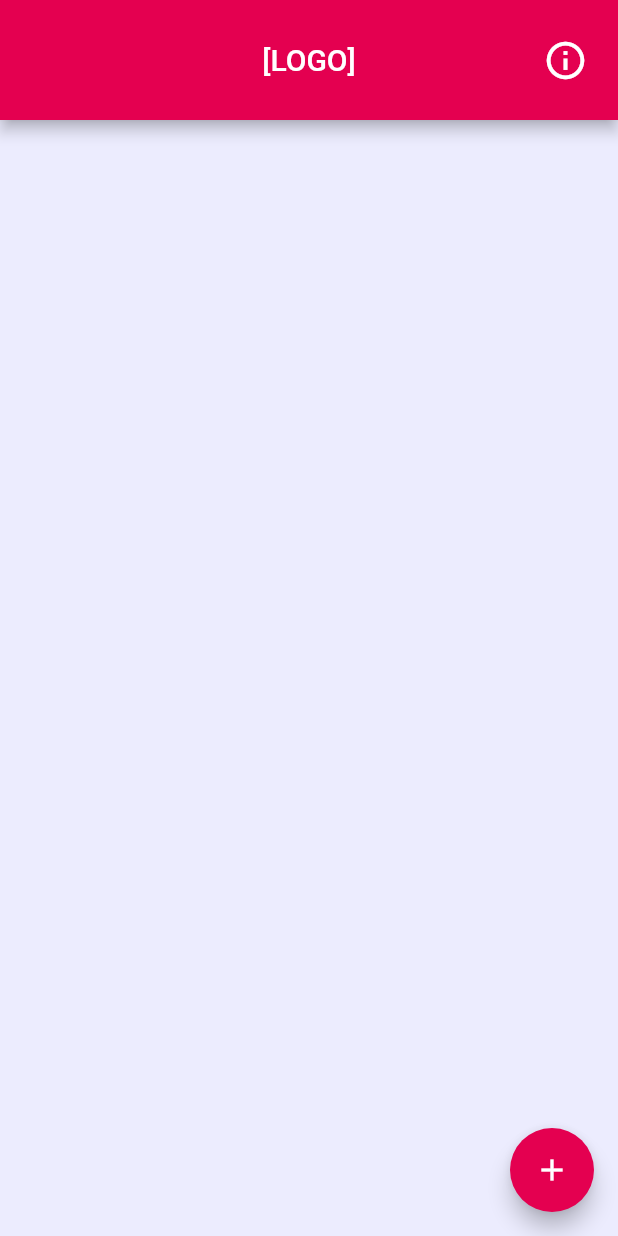
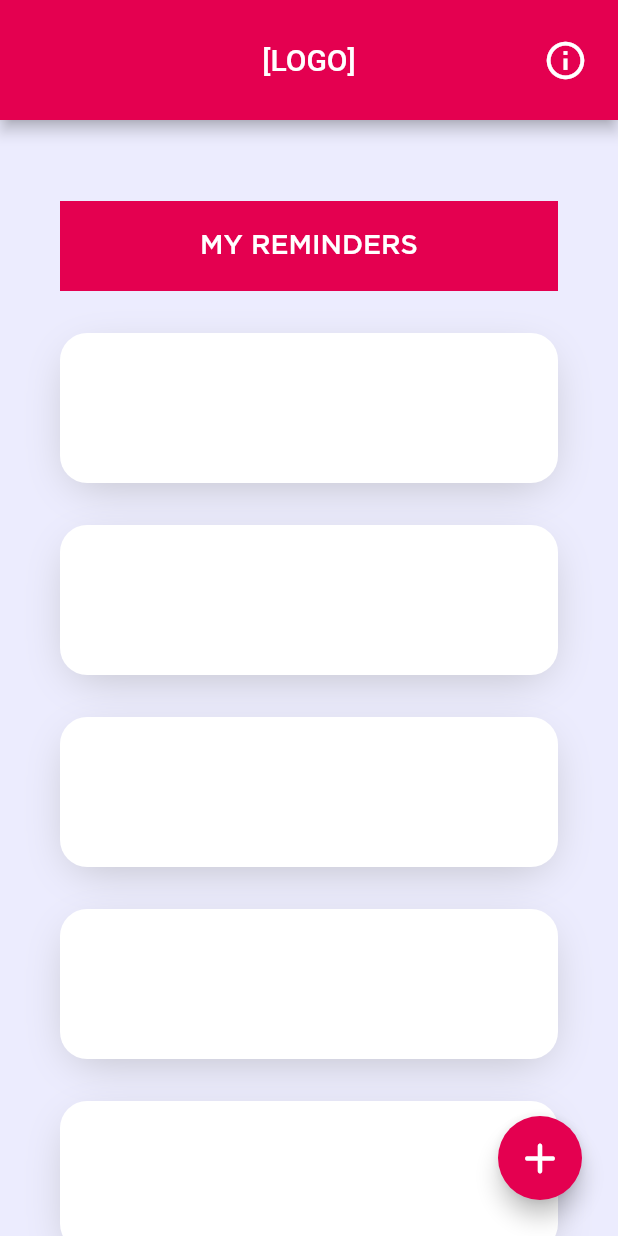
Before and after one commit to arhcoder/Smart-Reminders, a Flutter app: the screen it shows after launch, on a phone screen of 412 x 824 dp. Run offline on Flutter 3.47's test engine with Material 2 defaults, Android fonts, the light colour scheme and no system bars; drawn by our look-alikes of auto_size_text.

Commit message:
Home Screen design template finished
The app now has the Home Screen design almost complete; it needs header's logo and correct logic implementation on the reminders list view

```diff
--- a/lib/Responsive/Responsive.dart
+++ b/lib/Responsive/Responsive.dart
@@ -1,6 +1,11 @@
-import 'package:smart_reminders/Widgets/Header.dart';
-
 class Responsive
 {
-    static const double headerHeight = 80.0;
+    static const double appHeaderHeight = 80.0;
+    static const double appHorizontalPadding = 40.0;
+    static const double appVerticalPadding = 60.0;
+    static const double appTopMargin = 60.0 - 6.0;
+
+    static const double titularHeight = 60.0;
+    static const double remindersMargin = 28.0;
+    static const double remindersHeight = 100.0;
 }
--- a/lib/Screens/HomeScreen.dart
+++ b/lib/Screens/HomeScreen.dart
@@ -3,9 +3,11 @@ import 'package:flutter/material.dart';
 import 'package:smart_reminders/generated/l10n.dart';
 
 import 'package:smart_reminders/Theme/Theme.dart';
-// import 'package:smart_reminders/Responsive/Responsive.dart';
+import 'package:smart_reminders/Responsive/Responsive.dart';
 
 import 'package:smart_reminders/Widgets/Header.dart';
+import 'package:smart_reminders/Widgets/Titular.dart';
+import 'package:smart_reminders/Widgets/Reminder.dart';
 
 class HomeScreen extends StatelessWidget
 {
@@ -17,18 +19,61 @@ class HomeScreen extends StatelessWidget
         return Scaffold
         (
             appBar: const Header(),
-            body: Container(),
+
             backgroundColor: AppColors.background,
-            floatingActionButton: FloatingActionButton
+
+            body: Column
+            (
+                children:
+                [
+                    const SizedBox(height: Responsive.appTopMargin),
+                    Padding
+                    (
+                        padding: const EdgeInsets.symmetric(horizontal: Responsive.appHorizontalPadding),
+                        child: Titular(title: S.current.home_title),
+                    ),
+
+                    Expanded
+                    (
+                        child: ListView
+                        (
+                            // clipBehavior: Clip.none,
+                            padding: const EdgeInsets.symmetric(horizontal: Responsive.appHorizontalPadding),
+                            physics: const BouncingScrollPhysics(),
+                            children: const
+                            [
+                                Reminder(),
+                                Reminder(),
+                                Reminder(),
+                                Reminder(),
+                                Reminder(),
+                                Reminder(),
+                                Reminder(),
+                                Reminder(),
+                                SizedBox(height: Responsive.remindersMargin)
+                            ]
+                        )
+                    )
+                ]
+            ),
+
+            floatingActionButton: Padding
+            (
+                padding: const EdgeInsets.only(
+                    right: Responsive.appHorizontalPadding - 32.0,
+                    bottom: Responsive.appVerticalPadding - 52.0
+                ),
+                child: FloatingActionButton
                 (
                     backgroundColor: AppColors.main,
-                child: const Icon(Icons.add, color: AppColors.white),
+                    child: const Icon(Icons.add_rounded, color: AppColors.white, size: 34.0),
                     tooltip: S.current.home_add,
                     onPressed: ()
                     {
                         Navigator.of(context).pushNamed("/program");
                     }
                 )
+            )
         );
     }
 }
--- a/lib/Widgets/Header.dart
+++ b/lib/Widgets/Header.dart
@@ -12,13 +12,16 @@ class Header extends StatelessWidget implements PreferredSizeWidget
     /// Title of the AppBar if it is mini.
     final String title;
 
+    /// Extra space on the hight of default AppBar.
+    final double extraMiniHeaderHeight = 10.0;
+
     const Header({Key? key, this.mini = false, this.title = ""}) : super(key: key);
 
     @override
     Size get preferredSize => Size.fromHeight(
         (mini)
-        ? kToolbarHeight
-        : Responsive.headerHeight,
+        ? kToolbarHeight + extraMiniHeaderHeight
+        : Responsive.appHeaderHeight,
     );
 
     @override
@@ -29,10 +32,26 @@ class Header extends StatelessWidget implements PreferredSizeWidget
             backgroundColor: AppColors.main,
             toolbarHeight: (mini)
             ? kToolbarHeight
-            : Responsive.headerHeight,
+            : Responsive.appHeaderHeight,
 
             title: (mini)
-            ? Text(title)
+            ? Center
+            (
+                child: Padding
+                (
+                    padding: EdgeInsets.only(top: extraMiniHeaderHeight),
+                    child: Text
+                    (
+                        title,
+                        style: const TextStyle
+                        (
+                            fontFamily: "Gotham Bold",
+                            color: AppColors.white,
+                            fontSize: 16.0
+                        )
+                    )
+                )
+            )
             : const Text("[LOGO]"),
             foregroundColor: AppColors.white,
             centerTitle: true,
@@ -41,10 +60,22 @@ class Header extends StatelessWidget implements PreferredSizeWidget
             [
                 GestureDetector
                 (
-                    child: const Padding
+                    child: Padding
                     (
-                        padding: EdgeInsets.only(right: 20.0),
-                        child: Icon(Icons.info_outlined, color: AppColors.white, size: 30),
+                        padding: EdgeInsets.only(
+                            top: (mini)
+                            ? extraMiniHeaderHeight
+                            : 0.0,
+                            right: 20.0
+                        ),
+                        child: Icon
+                        (
+                            Icons.info_outlined,
+                            color: AppColors.white,
+                            size: (!mini)
+                            ? 30.0
+                            : 26.0
+                        ),
                     ),
                     onTap: (){Navigator.of(context).pushNamed("/info");}
                 )
--- /dev/null
+++ b/lib/Widgets/Reminder.dart
@@ -0,0 +1,50 @@
+import 'package:flutter/material.dart';
+
+import 'package:smart_reminders/Theme/Theme.dart';
+import 'package:smart_reminders/Responsive/Responsive.dart';
+
+class Reminder extends StatelessWidget
+{
+    const Reminder({Key? key}) : super(key: key);
+
+    @override
+    Widget build(BuildContext context)
+    {
+        return GestureDetector
+        (
+            onTap: ()
+            {
+                Navigator.of(context).pushNamed("/reminder");
+            },
+
+            child: Column
+            (
+                children:
+                [
+                    const SizedBox(height: Responsive.remindersMargin),
+                    Container
+                    (
+                        width: double.infinity,
+                        height: Responsive.remindersHeight,
+
+                        decoration: BoxDecoration
+                        (
+                            color: AppColors.white,
+                            borderRadius: BorderRadius.circular(20.0 - 2.0),
+                            boxShadow:
+                            [
+                                BoxShadow
+                                (
+                                    color: Colors.grey.withOpacity(0.54),
+                                    offset: const Offset(0, 8),
+                                    blurRadius: 24.0,
+                                    spreadRadius: -6
+                                )
+                            ]
+                        )
+                    )
+                ]
+            )
+        );
+    }
+}
--- /dev/null
+++ b/lib/Widgets/Titular.dart
@@ -0,0 +1,45 @@
+import 'package:flutter/material.dart';
+
+import 'package:smart_reminders/Theme/Theme.dart';
+import 'package:smart_reminders/Responsive/Responsive.dart';
+
+import 'package:auto_size_text/auto_size_text.dart';
+
+class Titular extends StatelessWidget
+{
+    /// Word into the title.
+    final String title;
+
+    const Titular({Key? key, required this.title}) : super(key: key);
+
+    @override
+    Widget build(BuildContext context)
+    {
+        return Container
+        (
+            width: double.infinity,
+            height: Responsive.titularHeight,
+            color: AppColors.main,
+            child: Padding
+            (
+                padding: const EdgeInsets.all(10.0),
+                child: Center
+                (
+                    child: AutoSizeText
+                    (
+                        title,
+                        style: const TextStyle
+                        (
+                            fontFamily: "Gotham Medium",
+                            fontSize: 18.0,
+                            color: AppColors.white
+                        ),
+                        maxLines: 1,
+                        maxFontSize: 18.0,
+                        minFontSize: 12.0
+                    )
+                )
+            )
+        );
+    }
+}
```
Also changed, not shown: pubspec.yaml (+8 -2 lines), lib/generated/intl/messages_all.dart. Lines whose indentation alone changed are shown as unchanged.
